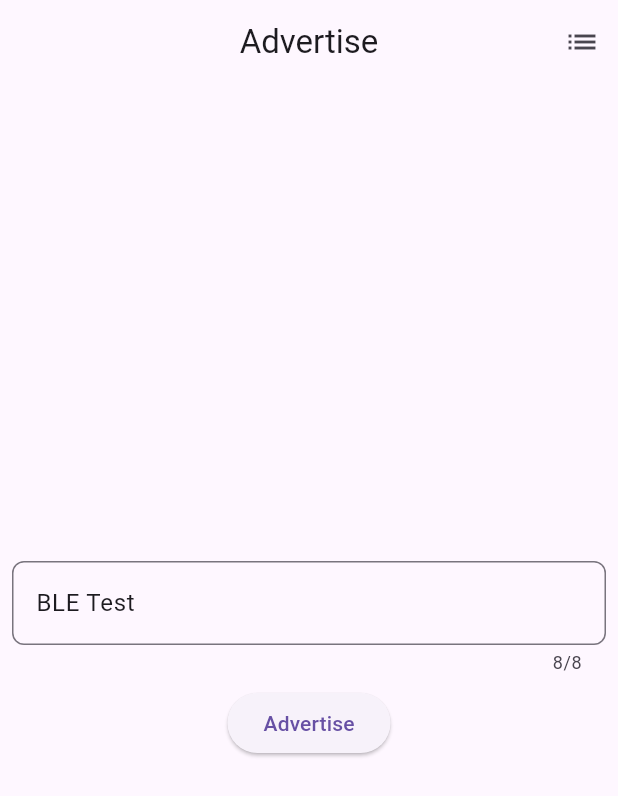
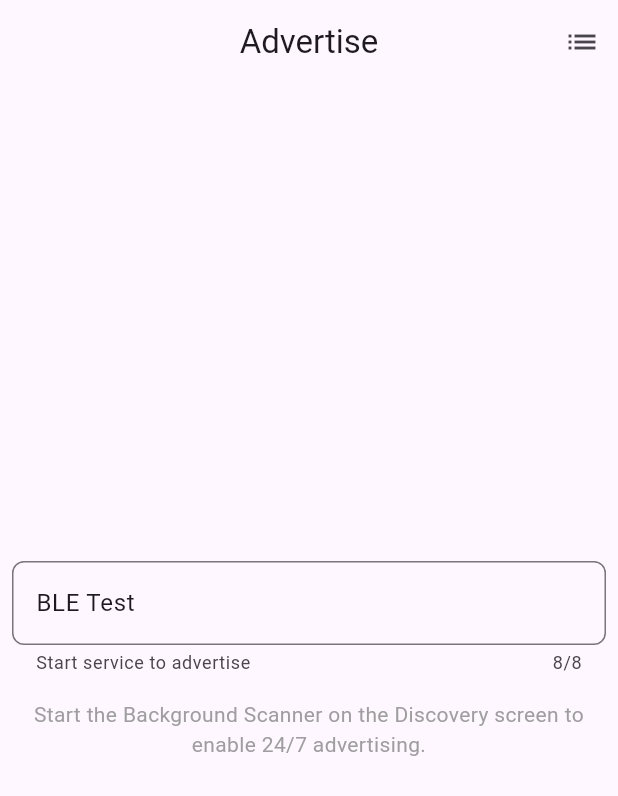
Before and after one commit to CreatorJohn/ble_test, a Flutter app: the AdvertiseScreen screen opened by its route, on a phone screen of 412 x 824 dp. Shown: the top 796 px of the screen. Run offline on Flutter 3.47's test engine with Material 3 defaults, Android fonts, the phone set to English and light mode, and no system bars; our stand-ins replace device_info_plus, flutter_blue_plus, flutter_local_notifications, flutter_riverpod, go_router, isar_community and 2 more; missing offline and left inert: ble_peripheral, disable_battery_optimization, flutter_background_service; accounts and stored records are empty; generated files the repository leaves out were written again.

Commit message:
feat: move BLE advertising to background service for persistence when app is closed

```diff
--- a/lib/screens/advertise.dart
+++ b/lib/screens/advertise.dart
@@ -1,27 +1,28 @@
-import 'package:ble_test/ble_advertiser.dart';
 import 'package:ble_test/components/scaffold_wrapper.dart';
+import 'package:ble_test/providers/found_devices.dart';
 import 'package:ble_test/router.dart';
 import 'package:flutter/material.dart';
+import 'package:flutter_background_service/flutter_background_service.dart';
 import 'package:flutter_riverpod/flutter_riverpod.dart';
 
 class AdvertiseScreen extends ConsumerWidget {
   AdvertiseScreen({super.key});
 
-  final BLEAdvertiser _service = BLEAdvertiser();
   final TextEditingController _controller = TextEditingController.fromValue(
-    TextEditingValue(text: "BLE Test"),
+    const TextEditingValue(text: "BLE Test"),
   );
 
   @override
   Widget build(BuildContext context, WidgetRef ref) {
+    final isServiceRunning = ref.watch(isServiceRunningProvider).value ?? false;
+
     return ScaffoldWrapper(
       screen: AdvertiseRoute().location,
       withLog: true,
       centered: true,
-      padding: EdgeInsets.all(8.0),
+      padding: const EdgeInsets.all(8.0),
       body: Column(
         mainAxisAlignment: MainAxisAlignment.center,
-        spacing: 8.0,
         children: [
           TextField(
             maxLength: 8,
@@ -30,28 +31,32 @@ class AdvertiseScreen extends ConsumerWidget {
               border: OutlineInputBorder(
                 borderRadius: BorderRadius.circular(8.0),
               ),
+              helperText: isServiceRunning
+                  ? "Update name in background"
+                  : "Start service to advertise",
             ),
           ),
-          StreamBuilder(
-            stream: _service.advertisingStatusStream,
-            builder: (context, snapshot) {
-              final advertising = snapshot.data;
-
-              if (advertising == true) {
-                return ElevatedButton(
-                  onPressed: () => _service.stopAdvertising(),
-                  child: const Text("Stop advertising"),
+          const SizedBox(height: 16),
+          if (isServiceRunning)
+            ElevatedButton.icon(
+              onPressed: () {
+                FlutterBackgroundService().invoke(
+                  "setAdvertisingName",
+                  {"name": _controller.text.trim()},
                 );
-              } else {
-                return ElevatedButton(
-                  onPressed: () => _service.startAdvertising(
-                    localName: _controller.text.trim(),
-                  ),
-                  child: const Text("Advertise"),
+                ScaffoldMessenger.of(context).showSnackBar(
+                  const SnackBar(content: Text("Advertising name updated")),
                 );
-              }
-            },
-          ),
+              },
+              icon: const Icon(Icons.update),
+              label: const Text("Update Name"),
+            )
+          else
+            const Text(
+              "Start the Background Scanner on the Discovery screen to enable 24/7 advertising.",
+              textAlign: TextAlign.center,
+              style: TextStyle(color: Colors.grey),
+            ),
         ],
       ),
     );
```
Also changed, not shown: lib/background_service.dart (+15 -1 lines).
